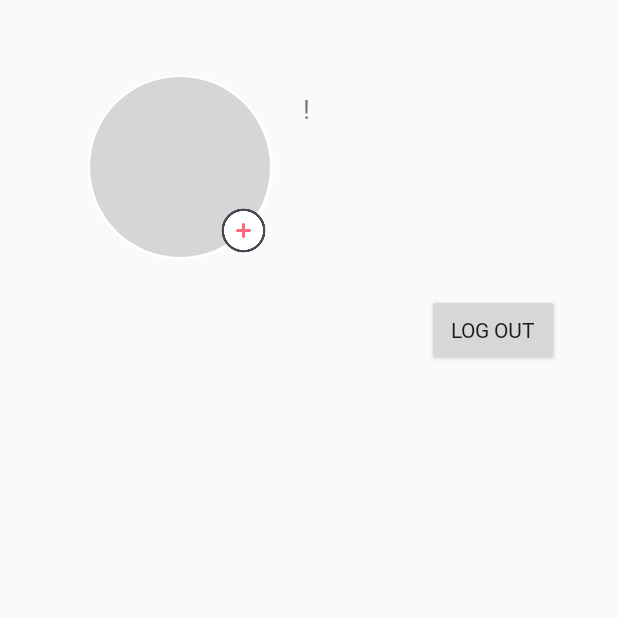
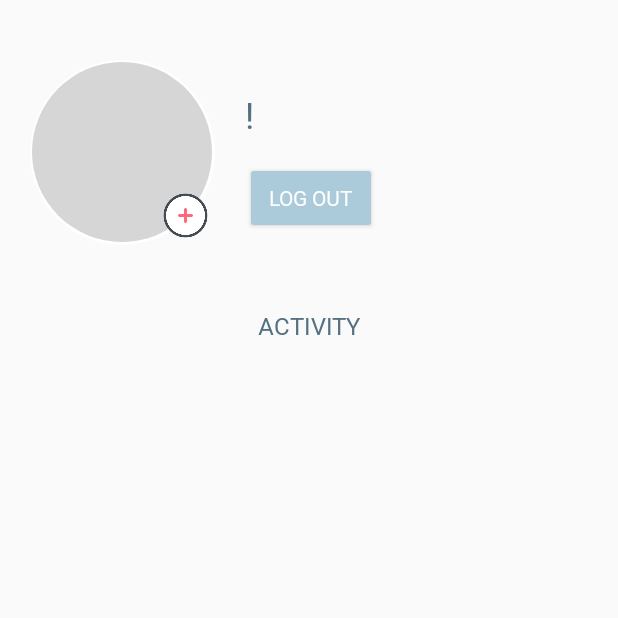
Before and after one commit to aczoo/Ted, an Android app: the ProfileActivity screen opened directly, with no data from a screen before it, on a phone screen of 412 x 824 dp, the top half of it. Run offline under Robolectric (Android 15) with nearby library versions, the phone set to English and light mode, and no system bars; our stand-ins replace Firebase (no records; nobody signed in at launch, a user with empty details on screens opened directly); libraries missing offline, so code that uses them is left out: com.facebook.login, jp.wasabeef.glide; pictures from the network do not load.

Commit message:
activity list on profile page

```diff
--- a/app/src/main/java/com/example/ted/ProfileActivity.java
+++ b/app/src/main/java/com/example/ted/ProfileActivity.java
@@ -6,6 +6,7 @@ import androidx.appcompat.app.AppCompatActivity;
 import androidx.localbroadcastmanager.content.LocalBroadcastManager;
 
 import android.app.Activity;
+import android.app.DownloadManager;
 import android.content.Context;
 import android.content.Intent;
 import android.graphics.Bitmap;
@@ -15,9 +16,12 @@ import android.net.Uri;
 import android.os.Bundle;
 import android.provider.MediaStore;
 import android.util.Log;
+import android.view.LayoutInflater;
 import android.view.MenuItem;
 import android.view.View;
+import android.widget.FrameLayout;
 import android.widget.ImageView;
+import android.widget.LinearLayout;
 import android.widget.TextView;
 
 import com.bumptech.glide.Glide;
@@ -33,8 +37,13 @@ import com.google.firebase.auth.FirebaseAuth;
 import com.google.firebase.auth.FirebaseUser;
 import com.google.firebase.auth.UserInfo;
 import com.google.firebase.auth.UserProfileChangeRequest;
+import com.google.firebase.database.DataSnapshot;
+import com.google.firebase.database.DatabaseError;
 import com.google.firebase.database.DatabaseReference;
 import com.google.firebase.database.FirebaseDatabase;
+import com.google.firebase.database.ValueEventListener;
+import com.google.firebase.database.Query;
+
 
 import java.io.ByteArrayOutputStream;
 
@@ -46,6 +55,7 @@ public class ProfileActivity extends AppCompatActivity {
     private FirebaseUser user;
     private ImageView ivPfp, ivEdit;
     private TextView tvName;
+    private LinearLayout llActivity;
     DatabaseReference db = FirebaseDatabase.getInstance().getReference();
 
     @Override
@@ -56,6 +66,7 @@ public class ProfileActivity extends AppCompatActivity {
         ivPfp = findViewById(R.id.ivPfp);
         ivEdit = findViewById(R.id.ivEdit);
         tvName = findViewById(R.id.tvName);
+        llActivity = findViewById(R.id.llActivity);
 
         Glide.with(ProfileActivity.this).load(user.getPhotoUrl()).circleCrop()
                 .thumbnail(Glide.with(ProfileActivity.this).load(R.drawable.com_facebook_profile_picture_blank_portrait).circleCrop()).into(ivPfp);
@@ -65,6 +76,27 @@ public class ProfileActivity extends AppCompatActivity {
             public void onClick(View view) {
                 Intent chooseImageIntent = ImagePicker.getPickImageIntent(ProfileActivity.this);
                 startActivityForResult(chooseImageIntent, PICK_IMAGE_ID);
+            }
+        });
+        final DatabaseReference messagesDB = FirebaseDatabase.getInstance().getReference("users").child(user.getUid()).child("messages");
+        Query messageQuery = messagesDB.orderByChild("timestamp");
+        messageQuery.addListenerForSingleValueEvent(new ValueEventListener() {
+            @Override
+            public void onDataChange(@NonNull DataSnapshot snapshot) {
+                if (!snapshot.exists()){
+                    return;
+                }
+                for (DataSnapshot message:snapshot.getChildren()){
+                    if ( message.hasChild("sessionStart")){
+                        FrameLayout session = getHistoryLayout();
+                        llActivity.addView(session,1);
+                        TextView tv = session.findViewById(R.id.tvDescription);
+                        tv.setText("Chat session started with Ted at " +message.child("sessionStart").getValue());
+                    }
+                }
+            }
+            @Override
+            public void onCancelled(@NonNull DatabaseError error) {
             }
         });
 
@@ -125,6 +157,10 @@ public class ProfileActivity extends AppCompatActivity {
 
         }
     }
+    FrameLayout getHistoryLayout() {
+        LayoutInflater inflater = LayoutInflater.from(ProfileActivity.this);
+        return (FrameLayout) inflater.inflate(R.layout.item_history, null);
+    }
 
 
 }
--- a/app/src/main/java/com/example/ted/adapters/ArticleAdapter.java
+++ b/app/src/main/java/com/example/ted/adapters/ArticleAdapter.java
@@ -32,6 +32,7 @@ import com.google.firebase.database.DataSnapshot;
 import com.google.firebase.database.DatabaseError;
 import com.google.firebase.database.DatabaseReference;
 import com.google.firebase.database.FirebaseDatabase;
+import com.google.firebase.database.ServerValue;
 import com.google.firebase.database.ValueEventListener;
 
 
@@ -194,7 +195,7 @@ public class ArticleAdapter extends RecyclerView.Adapter<ArticleAdapter.ViewHold
                 public void onClick(View view) {
                     heart.playAnimation();
                     HashMap<String, Object> map = new HashMap<>();
-                    map.put(article.getId(),true);
+                    map.put(article.getId(), ServerValue.TIMESTAMP);
                     db.updateChildren(map);                    }
             });
             heartbreak.setOnClickListener(new View.OnClickListener() {
--- a/app/src/main/res/layout/activity_profile.xml
+++ b/app/src/main/res/layout/activity_profile.xml
@@ -19,30 +19,7 @@
         <RelativeLayout
             android:layout_width="match_parent"
             android:layout_height="match_parent"
-            android:gravity="center"
             android:orientation="vertical">
-
-            <TextView
-                android:id="@+id/tvName"
-                android:layout_width="wrap_content"
-                android:layout_height="wrap_content"
-                android:layout_marginStart="20dp"
-                android:layout_marginTop="60dp"
-                android:layout_toEndOf="@id/rlPfp"
-                android:text="Frank"
-                android:textSize="18sp" />
-
-            <Button
-                android:id="@+id/btnLogout"
-                android:layout_width="wrap_content"
-                android:layout_height="wrap_content"
-                android:layout_below="@+id/tvName"
-                android:layout_alignParentStart="true"
-                android:layout_marginStart="246dp"
-                android:layout_marginTop="111dp"
-                android:layout_marginBottom="144dp"
-                android:onClick="logout"
-                android:text="Log out" />
 
             <RelativeLayout
                 android:id="@+id/rlPfp"
@@ -56,7 +33,7 @@
                 android:layout_alignParentRight="false"
                 android:layout_alignParentBottom="false"
                 android:layout_marginLeft="20dp"
-                android:layout_marginTop="50dp"
+                android:layout_marginTop="40dp"
                 android:background="@drawable/circle">
 
                 <ImageView
@@ -78,6 +55,52 @@
                     android:clickable="true"
                     app:srcCompat="@drawable/add" />
             </RelativeLayout>
+
+            <TextView
+                android:id="@+id/tvName"
+                android:layout_width="wrap_content"
+                android:layout_height="wrap_content"
+                android:layout_marginStart="20dp"
+                android:layout_marginTop="60dp"
+                android:layout_toEndOf="@id/rlPfp"
+                android:text="Frank"
+                android:textColor="@color/colorAccent"
+                android:textSize="24sp" />
+
+            <Button
+                android:id="@+id/btnLogout"
+                android:layout_width="wrap_content"
+                android:layout_height="wrap_content"
+                android:layout_below="@+id/tvName"
+                android:layout_marginStart="20dp"
+                android:layout_marginTop="15dp"
+                android:layout_marginBottom="50dp"
+                android:layout_toEndOf="@+id/rlPfp"
+                android:backgroundTint="@color/colorPrimaryDark"
+                android:onClick="logout"
+                android:text="Log out"
+                android:textColor="#FFFFFF" />
+
+            <LinearLayout
+                android:id="@+id/llActivity"
+                android:layout_width="match_parent"
+                android:layout_height="match_parent"
+                android:layout_below="@id/btnLogout"
+                android:layout_alignParentBottom="false"
+                android:layout_centerHorizontal="false"
+                android:gravity="center"
+                android:orientation="vertical">
+
+                <TextView
+                    android:id="@+id/tvTitle"
+                    android:layout_width="match_parent"
+                    android:layout_height="wrap_content"
+                    android:gravity="center"
+                    android:text="Activity"
+                    android:textAllCaps="true"
+                    android:textColor="@color/colorAccent"
+                    android:textSize="16sp" />
+            </LinearLayout>
         </RelativeLayout>
     </ScrollView>
 
```
Also changed, not shown: app/src/main/res/layout/item_history.xml (added, +22 -0 lines).
